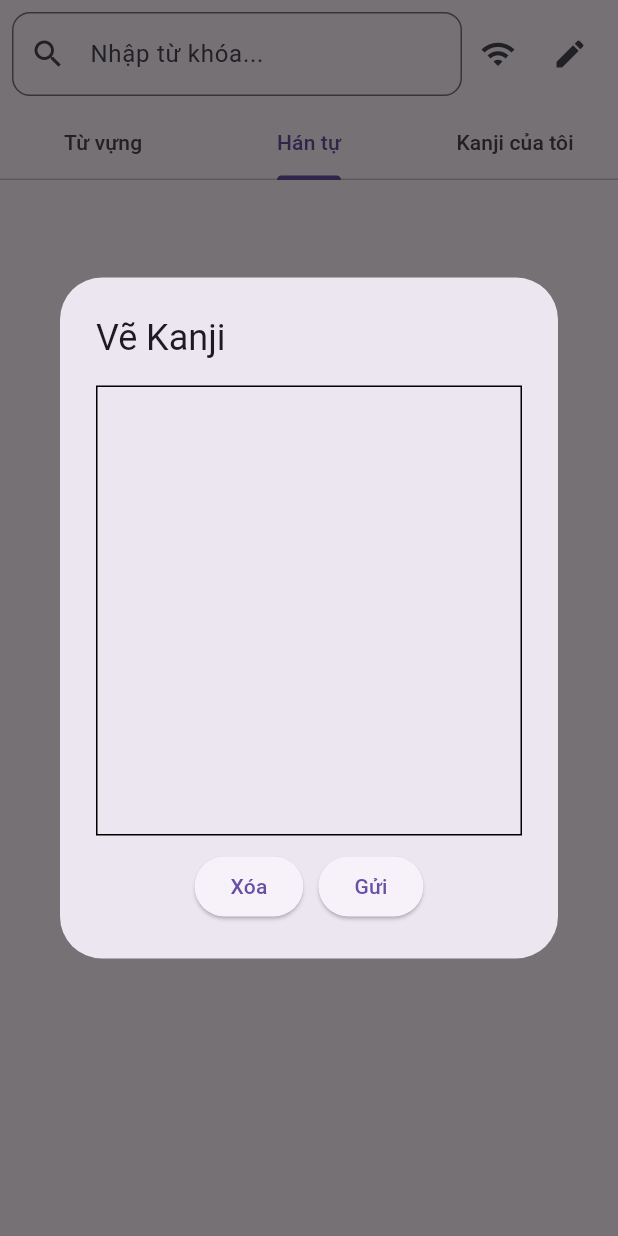
After one commit to ZzlinhzZ/JPDictionary, a Flutter app: the screen it shows after launch, tab 2 chosen, after a tap on the "edit" icon, on a phone screen of 412 x 824 dp. The commit adds this screen. Run offline on Flutter 3.47's test engine with Material 3 defaults, Android fonts, the phone set to English and light mode, and no system bars; our stand-ins replace sqflite; accounts and stored records are empty; network calls fail.

Commit message:
add the canvas handwritting kanji feature

```diff
--- a/dictionary/lib/dictionary_screen.dart
+++ b/dictionary/lib/dictionary_screen.dart
@@ -6,6 +6,8 @@ import 'models/kanji_model.dart';
 import 'screens/vocabulary_screen.dart';
 import 'screens/kanji_screen.dart';
 import 'screens/my_kanji_screen.dart';
+import '../widgets/handwriting_canvas.dart';
+import 'dart:convert';
 
 class DictionaryScreen extends StatefulWidget {
   @override
@@ -40,6 +42,7 @@ void search(String query) async {
     _showErrorDialog("Lỗi kết nối API: $e");
   }
 }
+
 
 
   void checkApiConnection() async {
@@ -87,6 +90,62 @@ void search(String query) async {
     );
   }
 
+  void _openHandwritingCanvas() async {
+    String? imageData = await showDialog(
+      context: context,
+      builder: (context) => HandwritingCanvas(
+        onKanjiRecognized: (recognizedKanji) {
+          // Xử lý kết quả nhận diện ở đây
+          print("Kanji nhận diện: $recognizedKanji");
+        },
+      ),
+    );
+
+    if (imageData != null) {
+      _recognizeKanji(imageData);
+    }
+  }
+
+  void _recognizeKanji(String imageData) async {
+    try {
+      final response = await http.post(
+        Uri.parse("http://your-api-url.com/recognize_kanji"), // Cập nhật URL API
+        headers: {"Content-Type": "application/json"},
+        body: jsonEncode({"image": imageData}),
+      );
+
+      if (response.statusCode == 200) {
+        List<dynamic> results = jsonDecode(response.body)["predictions"];
+        _showKanjiResults(results);
+      } else {
+        _showErrorDialog("Lỗi nhận diện Kanji.");
+      }
+    } catch (e) {
+      _showErrorDialog("Lỗi kết nối API: $e");
+    }
+  }
+
+  void _showKanjiResults(List<dynamic> results) {
+    showDialog(
+      context: context,
+      builder: (context) => AlertDialog(
+        title: Text("Kanji nhận diện"),
+        content: Column(
+          mainAxisSize: MainAxisSize.min,
+          children: results.map((kanji) {
+            return ListTile(
+              title: Text(kanji),
+              onTap: () {
+                searchController.text = kanji;
+                Navigator.pop(context);
+              },
+            );
+          }).toList(),
+        ),
+      ),
+    );
+  }
+
   @override
   Widget build(BuildContext context) {
     return Scaffold(
@@ -114,6 +173,10 @@ void search(String query) async {
                   IconButton(
                     icon: Icon(Icons.wifi),
                     onPressed: checkApiConnection, // Nút kiểm tra API
+                  ),
+                  IconButton( // Nút mở khung vẽ Kanji
+                    icon: Icon(Icons.edit),
+                    onPressed: _openHandwritingCanvas,
                   ),
                 ],
               ),
--- /dev/null
+++ b/dictionary/lib/widgets/handwriting_canvas.dart
@@ -0,0 +1,145 @@
+import 'dart:ui' as ui;
+import 'dart:typed_data';
+import 'package:flutter/material.dart';
+import '../services/api_service.dart';
+import 'package:flutter/rendering.dart';
+
+class HandwritingCanvas extends StatefulWidget {
+  final Function(String) onKanjiRecognized;
+
+  HandwritingCanvas({required this.onKanjiRecognized});
+
+  @override
+  _HandwritingCanvasState createState() => _HandwritingCanvasState();
+}
+
+class _HandwritingCanvasState extends State<HandwritingCanvas> {
+  List<Offset?> _points = [];
+  GlobalKey _canvasKey = GlobalKey();
+  bool _isLoading = false;
+  final ApiService apiService = ApiService();
+
+  void _clearCanvas() {
+    setState(() {
+      _points.clear();
+    });
+  }
+
+  Future<void> _sendToAPI() async {
+    setState(() {
+      _isLoading = true;
+    });
+
+    // Chuyển canvas thành ảnh PNG
+    RenderRepaintBoundary boundary = _canvasKey.currentContext!.findRenderObject() as RenderRepaintBoundary;
+    ui.Image image = await boundary.toImage();
+    ByteData? byteData = await image.toByteData(format: ui.ImageByteFormat.png);
+    Uint8List pngBytes = byteData!.buffer.asUint8List();
+
+    // Gửi ảnh đến API
+    // ApiService apiService = ApiService();
+    List<String> recognizedKanji = await apiService.recognizeKanji(pngBytes);
+
+    setState(() {
+      _isLoading = false;
+    });
+
+    _showKanjiOptions(recognizedKanji);
+  }
+
+  void _showKanjiOptions(List<String> kanjiList) {
+    showDialog(
+      context: context,
+      builder: (context) => AlertDialog(
+        title: Text("Chọn Kanji"),
+        content: Wrap(
+          children: kanjiList.map((kanji) {
+            return GestureDetector(
+              onTap: () {
+                widget.onKanjiRecognized(kanji);
+                Navigator.pop(context);
+                Navigator.pop(context);
+              },
+              child: Padding(
+                padding: EdgeInsets.all(8.0),
+                child: Text(kanji, style: TextStyle(fontSize: 24)),
+              ),
+            );
+          }).toList(),
+        ),
+      ),
+    );
+  }
+
+  @override
+  Widget build(BuildContext context) {
+    return AlertDialog(
+      title: Text("Vẽ Kanji"),
+      content: Column(
+        mainAxisSize: MainAxisSize.min,
+        children: [
+          RepaintBoundary(
+            key: _canvasKey,
+            child: Container(
+              width: 300,
+              height: 300,
+              decoration: BoxDecoration(border: Border.all(color: Colors.black)),
+              child: GestureDetector(
+                onPanUpdate: (details) {
+                  setState(() {
+                    RenderBox renderBox = context.findRenderObject() as RenderBox;
+                    _points.add(renderBox.globalToLocal(details.globalPosition));
+                  });
+                },
+                onPanEnd: (details) => _points.add(null),
+                child: CustomPaint(
+                  painter: _KanjiPainter(_points),
+                ),
+              ),
+            ),
+          ),
+          SizedBox(height: 10),
+          _isLoading
+              ? CircularProgressIndicator()
+              : Row(
+                  mainAxisAlignment: MainAxisAlignment.center,
+                  children: [
+                    ElevatedButton(
+                      onPressed: _clearCanvas,
+                      child: Text("Xóa"),
+                    ),
+                    SizedBox(width: 10),
+                    ElevatedButton(
+                      onPressed: _sendToAPI,
+                      child: Text("Gửi"),
+                    ),
+                  ],
+                ),
+        ],
+      ),
+    );
+  }
+}
+
+class _KanjiPainter extends CustomPainter {
+  List<Offset?> points;
+
+  _KanjiPainter(this.points);
+
+  @override
+  void paint(Canvas canvas, Size size) {
+    Paint paint = Paint()
+      ..color = Colors.black
+      ..strokeCap = StrokeCap.round
+      ..strokeWidth = 5.0;
+
+    for (int i = 0; i < points.length - 1; i++) {
+      if (points[i] != null && points[i + 1] != null) {
+        canvas.drawLine(points[i]!, points[i + 1]!, paint);
+      }
+    }
+  }
+
+  @override
+  bool shouldRepaint(_KanjiPainter oldDelegate) => true;
+}
```
Also changed, not shown: dictionary/lib/services/api_service.dart (+20 -0 lines).
